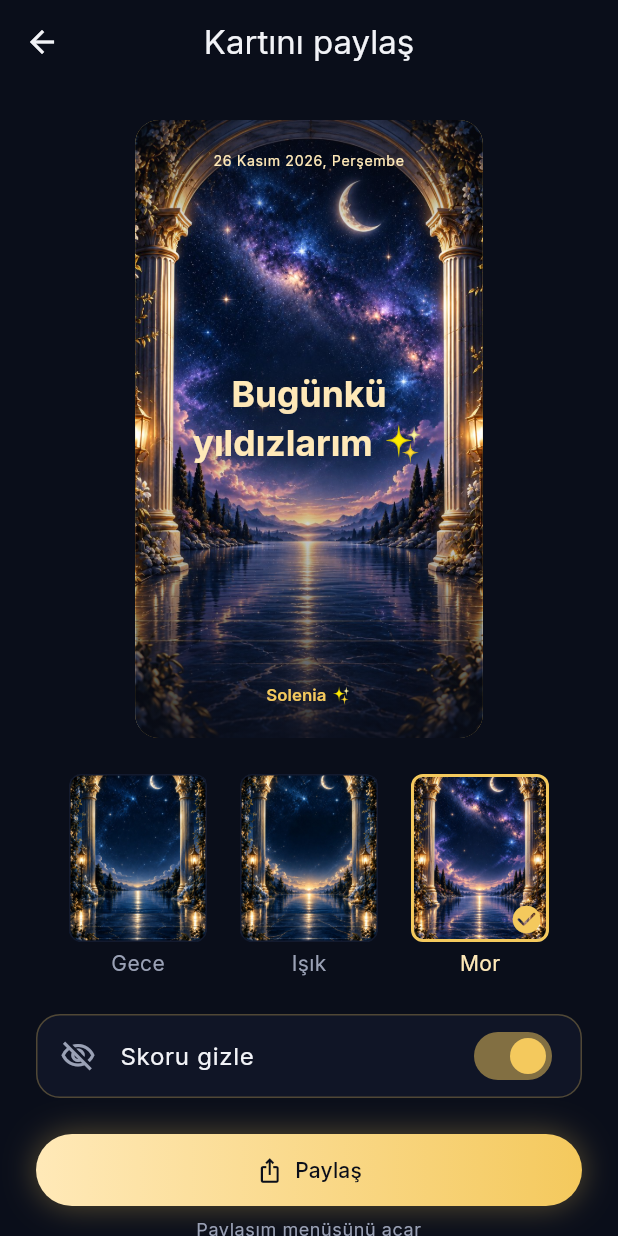
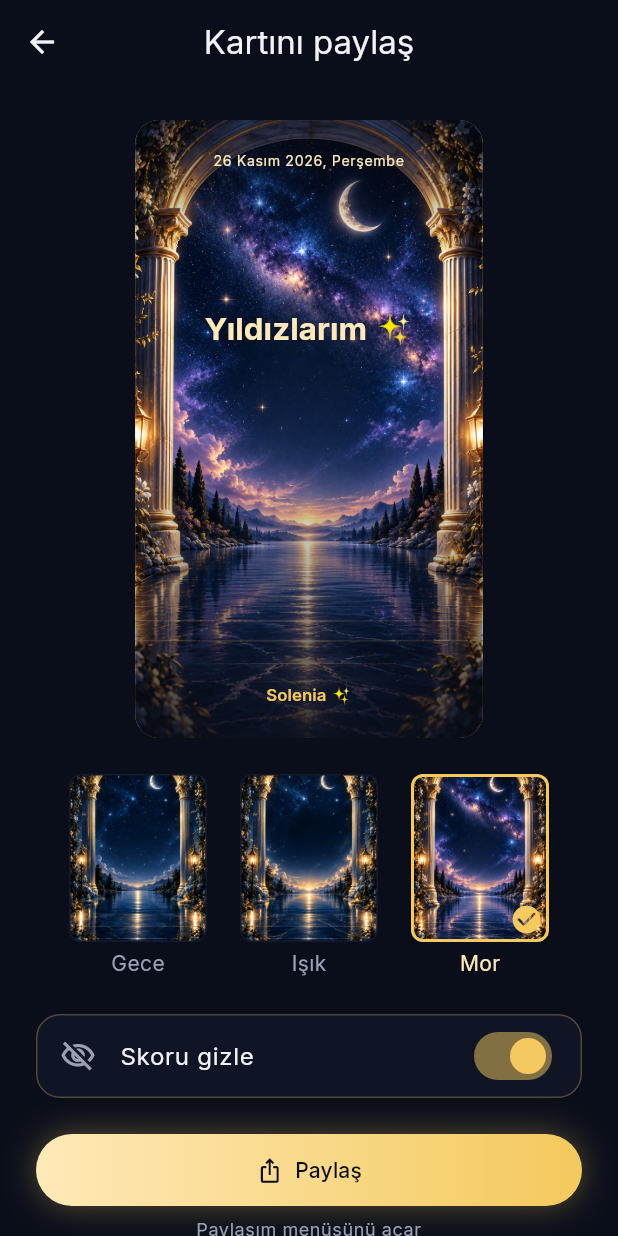
Before and after one commit to turantopcuoglu/luckApp, a Flutter app: the PaylasimScreen screen opened directly with empty values, after a tap on "Işık", after a tap on "Mor", after a tap on "Skoru gizle", on a phone screen of 412 x 824 dp. Run offline on Flutter 3.47's test engine with Material 3 defaults, Android fonts, the phone set to English and light mode, and no system bars; our stand-ins replace flutter_local_notifications, flutter_riverpod, google_fonts, google_mobile_ads, hive, hive_flutter and 3 more; missing offline and left inert: in_app_purchase_android; accounts and stored records are empty.

Commit message:
Paylaşım kartı başlığı tek satır; Premium "yaşam dersin" kırılması
- Skor gizli, kişisel başlıksız kart: TR paylaşım metni "Yıldızlarım ✨"
  (kısaltıldı); başlık 110 punto, 650 px'e sığmazsa küçülür (EN ~88),
  280 px yukarıda: ay ile bulut bandı arasında, sütunlara ≥ ~70 px pay.
  Kişisel gün başlıklı kart değişmedi.
- Premium madde 2: "yaşam dersin" / "life lesson" bölünmeyen boşlukla;
  kırılma ilk hâline döndü.
- Test: tek satır ve genişlik sınırı (TR, EN). Görsel denetim 3 tur:
  reports/ozellik_adi_kanit/tur2_*.png

Co-Authored-By: Claude Opus 5.5 <noreply@anthropic.com>

```diff
--- a/lib/features/share/share_config.dart
+++ b/lib/features/share/share_config.dart
@@ -24,6 +24,18 @@ abstract final class ShareConfig {
 
   /// Skor gizliyken ortadaki gün başlığının puntosu.
   static const double gizliBaslikPunto = 110;
+
+  /// Skor gizliyken kişisel başlık yoksa gösterilen paylaşım metninin
+  /// ("Yıldızlarım ✨") en geniş hâli. Tema görselindeki sütunlar ~785
+  /// px'lik bir açıklık bırakır; iki yanda ~65 px pay kalsın (gerçek
+  /// emoji test kutusundan geniş olabilir) diye metin bu genişliğe
+  /// sığmazsa küçülür ([gizliBaslikPunto]'dan başlayarak).
+  static const double paylasimMetniEnGenislik = 650;
+
+  /// Paylaşım metninin dikey ortadan yukarı kaydırılması (piksel): ortada
+  /// kaldığında alt kenarı tema görselinin açık renkli bulut bandına
+  /// değiyordu. Bu değerle metin ay ile bulut bandının arasına oturur.
+  static const double paylasimMetniYukseltme = 280;
 
   /// Skor etiketinin harf aralığı.
   static const double skorEtiketHarfAraligi = 8;
--- a/lib/features/share/story_card.dart
+++ b/lib/features/share/story_card.dart
@@ -83,9 +83,9 @@ class StoryCard extends StatelessWidget {
                     ),
                   ),
                 const Spacer(),
-                if (skoruGizle)
+                if (skoruGizle && baslik != null)
                   Text(
-                    baslik ?? metinler.paylasimMetni,
+                    baslik!,
                     textAlign: TextAlign.center,
                     style: const TextStyle(
                       fontSize: ShareConfig.gizliBaslikPunto,
@@ -93,6 +93,30 @@ class StoryCard extends StatelessWidget {
                       color: AppColors.goldAcik,
                       height: ShareConfig.aracMetinSatirYuksekligi,
                       shadows: ShareConfig.yaziGolgesi,
+                    ),
+                  )
+                else if (skoruGizle)
+                  // Kişisel başlık yoksa paylaşım metni tek satırda, sütunlar
+                  // arasında ve bulut bandının üstünde kalır.
+                  Transform.translate(
+                    offset: const Offset(0, -ShareConfig.paylasimMetniYukseltme),
+                    child: SizedBox(
+                      width: ShareConfig.paylasimMetniEnGenislik,
+                      child: FittedBox(
+                        fit: BoxFit.scaleDown,
+                        child: Text(
+                          metinler.paylasimMetni,
+                          maxLines: 1,
+                          textAlign: TextAlign.center,
+                          style: const TextStyle(
+                            fontSize: ShareConfig.gizliBaslikPunto,
+                            fontWeight: FontWeight.w700,
+                            color: AppColors.goldAcik,
+                            height: ShareConfig.aracMetinSatirYuksekligi,
+                            shadows: ShareConfig.yaziGolgesi,
+                          ),
+                        ),
+                      ),
                     ),
                   )
                 else ...<Widget>[
--- a/lib/l10n/app_en.arb
+++ b/lib/l10n/app_en.arb
@@ -207,7 +207,7 @@
   "premiumBaslik": "Solenia Premium",
   "premiumAltBaslik": "See your whole sky: every day, every category, ad-free.",
   "premiumOzellik1": "Love and Money categories open every day",
-  "premiumOzellik2": "Full Sky Profile: your shadow side, love, work, life lesson, inner voice",
+  "premiumOzellik2": "Full Sky Profile: your shadow side, love, work, life\u00a0lesson, inner voice",
   "premiumOzellik3": "Personal year reading and the theme of your year",
   "premiumOzellik4": "Your full Numerology Report: the four periods of your life and your karmic numbers",
   "premiumOzellik5": "A Personal Year Report every year: your month-by-month guide",
--- a/lib/l10n/app_localizations.dart
+++ b/lib/l10n/app_localizations.dart
@@ -881,7 +881,7 @@ abstract class AppLocalizations {
   /// Paylaşım menüsüne eklenen kısa metin; kişisel başlık yoksa kartta da görünür.
   ///
   /// In tr, this message translates to:
-  /// **'Bugünkü yıldızlarım ✨'**
+  /// **'Yıldızlarım ✨'**
   String get paylasimMetni;
 
   /// Keşfet aracı kartının altındaki davet.
@@ -1265,7 +1265,7 @@ abstract class AppLocalizations {
   /// Paywall özellik listesi, 2/7.
   ///
   /// In tr, this message translates to:
-  /// **'Tam Gök Profili: gölge yanın, aşk, iş, yaşam dersin, iç sesin'**
+  /// **'Tam Gök Profili: gölge yanın, aşk, iş, yaşam dersin, iç sesin'**
   String get premiumOzellik2;
 
   /// Paywall özellik listesi, 3/7.
--- a/lib/l10n/app_localizations_en.dart
+++ b/lib/l10n/app_localizations_en.dart
@@ -663,7 +663,7 @@ class AppLocalizationsEn extends AppLocalizations {
 
   @override
   String get premiumOzellik2 =>
-      'Full Sky Profile: your shadow side, love, work, life lesson, inner voice';
+      'Full Sky Profile: your shadow side, love, work, life lesson, inner voice';
 
   @override
   String get premiumOzellik3 =>
--- a/lib/l10n/app_localizations_tr.dart
+++ b/lib/l10n/app_localizations_tr.dart
@@ -438,7 +438,7 @@ class AppLocalizationsTr extends AppLocalizations {
   String get paylasimGenelSkor => 'GÜNÜN ŞANS PUANI';
 
   @override
-  String get paylasimMetni => 'Bugünkü yıldızlarım ✨';
+  String get paylasimMetni => 'Yıldızlarım ✨';
 
   @override
   String get paylasimAracDavet => 'Sen de hesapla: Solenia uygulaması';
@@ -656,7 +656,7 @@ class AppLocalizationsTr extends AppLocalizations {
 
   @override
   String get premiumOzellik2 =>
-      'Tam Gök Profili: gölge yanın, aşk, iş, yaşam dersin, iç sesin';
+      'Tam Gök Profili: gölge yanın, aşk, iş, yaşam dersin, iç sesin';
 
   @override
   String get premiumOzellik3 => 'Kişisel yıl okuması ve yılın teması';
--- a/lib/l10n/app_tr.arb
+++ b/lib/l10n/app_tr.arb
@@ -303,7 +303,7 @@
   "@paylasimMarka": {"description": "Story kartının köşesindeki uygulama imzası (çevrilmez)."},
   "paylasimGenelSkor": "GÜNÜN ŞANS PUANI",
   "@paylasimGenelSkor": {"description": "Story kartındaki skor etiketi (büyük harf)."},
-  "paylasimMetni": "Bugünkü yıldızlarım ✨",
+  "paylasimMetni": "Yıldızlarım ✨",
   "@paylasimMetni": {"description": "Paylaşım menüsüne eklenen kısa metin; kişisel başlık yoksa kartta da görünür."},
   "paylasimAracDavet": "Sen de hesapla: Solenia uygulaması",
   "@paylasimAracDavet": {"description": "Keşfet aracı kartının altındaki davet."},
@@ -468,7 +468,7 @@
   "@premiumAltBaslik": {"description": "Paywall alt başlığı."},
   "premiumOzellik1": "Aşk ve Para kategorileri her gün açık",
   "@premiumOzellik1": {"description": "Paywall özellik listesi, 1/7."},
-  "premiumOzellik2": "Tam Gök Profili: gölge yanın, aşk, iş, yaşam dersin, iç sesin",
+  "premiumOzellik2": "Tam Gök Profili: gölge yanın, aşk, iş, yaşam\u00a0dersin, iç sesin",
   "@premiumOzellik2": {"description": "Paywall özellik listesi, 2/7."},
   "premiumOzellik3": "Kişisel yıl okuması ve yılın teması",
   "@premiumOzellik3": {"description": "Paywall özellik listesi, 3/7."},
```
Also changed, not shown: reports/ozellik_adi_kanit/tur2_paylasim_karti.png (added), reports/ozellik_adi_kanit/tur2_premium_tr.png (added), 2 other files.
